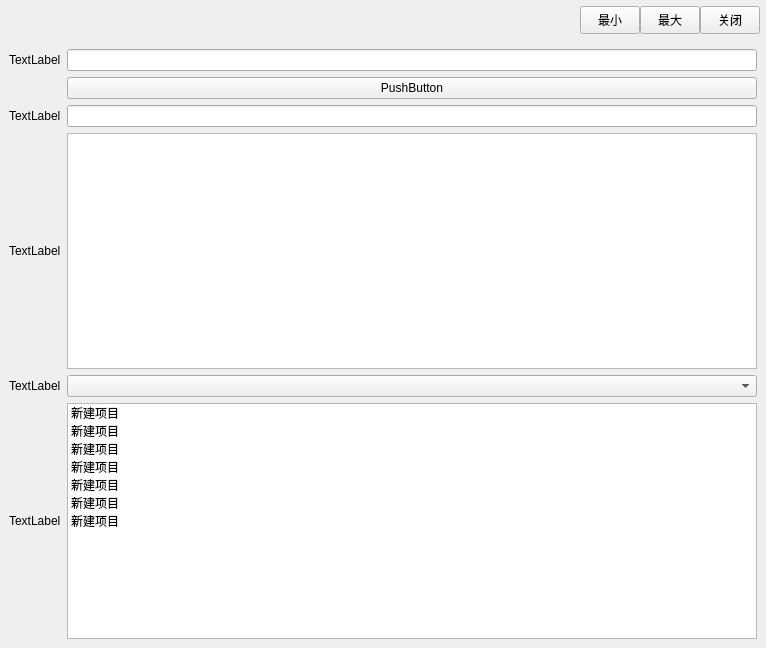
Above: QtFrameless2/frameless/form/mainwindow.ui from redchairman/qt-frameless before the change. Below: the same form after it.
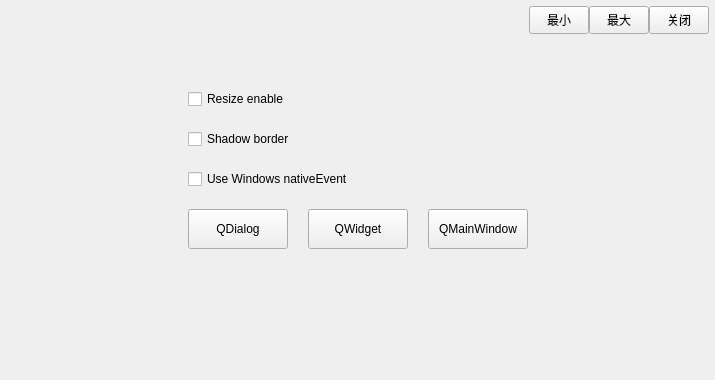
That is the form after the change.

Diff of the .ui file:
```diff
--- a/QtFrameless2/frameless/form/mainwindow.ui
+++ b/QtFrameless2/frameless/form/mainwindow.ui
@@ -6,8 +6,8 @@
    <rect>
     <x>0</x>
     <y>0</y>
-    <width>766</width>
-    <height>648</height>
+    <width>715</width>
+    <height>380</height>
    </rect>
   </property>
   <property name="windowTitle">
@@ -208,99 +208,142 @@
        </sizepolicy>
       </property>
       <layout class="QGridLayout" name="gridLayout">
+       <property name="spacing">
+        <number>20</number>
+       </property>
        <item row="0" column="1">
-        <widget class="QLineEdit" name="lineEdit"/>
+        <spacer name="verticalSpacer">
+         <property name="orientation">
+          <enum>Qt::Vertical</enum>
+         </property>
+         <property name="sizeType">
+          <enum>QSizePolicy::Fixed</enum>
+         </property>
+         <property name="sizeHint" stdset="0">
+          <size>
+           <width>20</width>
+           <height>40</height>
+          </size>
+         </property>
+        </spacer>
        </item>
-       <item row="3" column="1">
-        <widget class="QPlainTextEdit" name="plainTextEdit"/>
-       </item>
-       <item row="2" column="0">
-        <widget class="QLabel" name="label_2">
+       <item row="1" column="1" colspan="3">
+        <widget class="QCheckBox" name="checkBox_resizeEnable">
          <property name="text">
-          <string>TextLabel</string>
+          <string>Resize enable</string>
          </property>
         </widget>
        </item>
-       <item row="5" column="0">
-        <widget class="QLabel" name="label_5">
+       <item row="2" column="1" colspan="3">
+        <widget class="QCheckBox" name="checkBox_shadowBorder">
          <property name="text">
-          <string>TextLabel</string>
+          <string>Shadow border</string>
          </property>
         </widget>
        </item>
-       <item row="0" column="0">
-        <widget class="QLabel" name="label">
+       <item row="3" column="1" colspan="3">
+        <widget class="QCheckBox" name="checkBox_winNativeEvent">
          <property name="text">
-          <string>TextLabel</string>
+          <string>Use Windows nativeEvent</string>
          </property>
         </widget>
        </item>
        <item row="4" column="0">
-        <widget class="QLabel" name="label_4">
-         <property name="text">
-          <string>TextLabel</string>
+        <spacer name="horizontalSpacer">
+         <property name="orientation">
+          <enum>Qt::Horizontal</enum>
          </property>
-        </widget>
-       </item>
-       <item row="2" column="1">
-        <widget class="QLineEdit" name="lineEdit_2"/>
+         <property name="sizeHint" stdset="0">
+          <size>
+           <width>156</width>
+           <height>20</height>
+          </size>
+         </property>
+        </spacer>
        </item>
        <item row="4" column="1">
-        <widget class="QComboBox" name="comboBox"/>
-       </item>
-       <item row="5" column="1">
-        <widget class="QListWidget" name="listWidget">
-         <item>
-          <property name="text">
-           <string>新建项目</string>
-          </property>
-         </item>
-         <item>
-          <property name="text">
-           <string>新建项目</string>
-          </property>
-         </item>
-         <item>
-          <property name="text">
-           <string>新建项目</string>
-          </property>
-         </item>
-         <item>
-          <property name="text">
-           <string>新建项目</string>
-          </property>
-         </item>
-         <item>
-          <property name="text">
-           <string>新建项目</string>
-          </property>
-         </item>
-         <item>
-          <property name="text">
-           <string>新建项目</string>
-          </property>
-         </item>
-         <item>
-          <property name="text">
-           <string>新建项目</string>
-          </property>
-         </item>
+        <widget class="QPushButton" name="pushButton_QDialog">
+         <property name="minimumSize">
+          <size>
+           <width>100</width>
+           <height>40</height>
+          </size>
+         </property>
+         <property name="maximumSize">
+          <size>
+           <width>100</width>
+           <height>40</height>
+          </size>
+         </property>
+         <property name="text">
+          <string>QDialog</string>
+         </property>
         </widget>
        </item>
-       <item row="3" column="0">
-        <widget class="QLabel" name="label_3">
+       <item row="4" column="2">
+        <widget class="QPushButton" name="pushButton_QWidget">
+         <property name="minimumSize">
+          <size>
+           <width>100</width>
+           <height>40</height>
+          </size>
+         </property>
+         <property name="maximumSize">
+          <size>
+           <width>100</width>
+           <height>40</height>
+          </size>
+         </property>
          <property name="text">
-          <string>TextLabel</string>
+          <string>QWidget</string>
          </property>
         </widget>
        </item>
-       <item row="1" column="1">
-        <widget class="QPushButton" name="pushButton">
+       <item row="4" column="3">
+        <widget class="QPushButton" name="pushButton_QMainWindow">
+         <property name="minimumSize">
+          <size>
+           <width>100</width>
+           <height>40</height>
+          </size>
+         </property>
+         <property name="maximumSize">
+          <size>
+           <width>100</width>
+           <height>40</height>
+          </size>
+         </property>
          <property name="text">
-          <string>PushButton</string>
+          <string>QMainWindow</string>
          </property>
         </widget>
        </item>
+       <item row="4" column="4">
+        <spacer name="horizontalSpacer_2">
+         <property name="orientation">
+          <enum>Qt::Horizontal</enum>
+         </property>
+         <property name="sizeHint" stdset="0">
+          <size>
+           <width>155</width>
+           <height>20</height>
+          </size>
+         </property>
+        </spacer>
+       </item>
+       <item row="5" column="2">
+        <spacer name="verticalSpacer_2">
+         <property name="orientation">
+          <enum>Qt::Vertical</enum>
+         </property>
+         <property name="sizeHint" stdset="0">
+          <size>
+           <width>20</width>
+           <height>88</height>
+          </size>
+         </property>
+        </spacer>
+       </item>
       </layout>
      </widget>
     </item>
```
